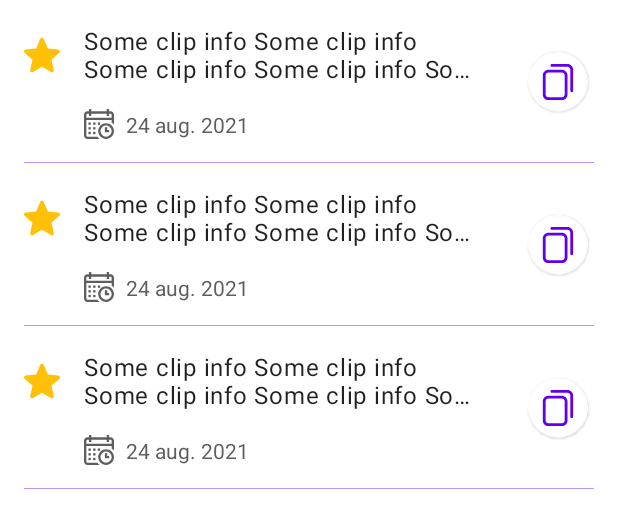
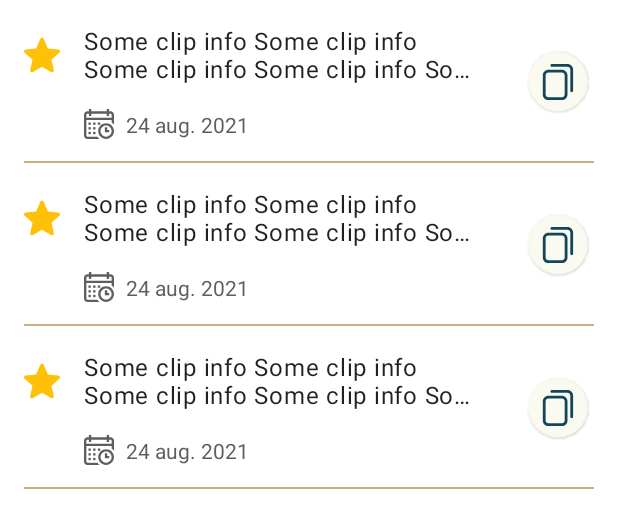
Before and after one commit to stargeraaas/clipoid, an Android app: the layout fragment_clips.xml on its own in the app's theme, with its tools: preview values and no code run, on a phone screen of 412 x 824 dp. Shown: the top 528 px of the screen. Run offline under Robolectric (Android 15) with nearby library versions, the phone set to English and light mode, and no system bars.

```diff
--- a/app/build.gradle
+++ b/app/build.gradle
@@ -25,8 +25,8 @@ android {
         applicationId "com.clipangel.app"
         minSdkVersion 23
         targetSdkVersion 30
-        versionCode 3
-        versionName "1.0.2"
+        versionCode 5
+        versionName "1.0.5"
 
         buildConfigField("String", "CLIPANGEL_AES_IV", apikeyProperties['CLIPANGEL_AES_IV'])
 
--- a/app/src/main/java/dev/sukharev/clipangel/MainActivity.kt
+++ b/app/src/main/java/dev/sukharev/clipangel/MainActivity.kt
@@ -50,7 +50,7 @@ class MainActivity : AppCompatActivity(), ToolbarPresenter, BottomNavView {
         bottomMenu = findViewById(R.id.bottomNavigationView)
         bottomMenu.setupWithNavController(navController)
         bottomMenu.getOrCreateBadge(R.id.action_to_clips).apply {
-            number = 1
+//            number = 1
         }
         Firebase.auth.signInAnonymously().addOnSuccessListener {
             println()
--- a/app/src/main/res/layout/item_clip.xml
+++ b/app/src/main/res/layout/item_clip.xml
@@ -11,7 +11,6 @@
         android:layout_width="0dp"
         android:layout_height="match_parent"
         android:layout_marginEnd="16dp"
-
         app:layout_constraintBottom_toBottomOf="parent"
         app:layout_constraintEnd_toStartOf="@+id/copy_button"
         app:layout_constraintStart_toStartOf="parent"
@@ -74,7 +73,7 @@
         android:layout_width="wrap_content"
         android:layout_height="wrap_content"
         android:layout_marginEnd="16dp"
-        app:backgroundTint="@color/white"
+        app:backgroundTint="@color/pantone_light_green"
         app:elevation="1dp"
         app:fabSize="mini"
         app:layout_constraintBottom_toBottomOf="parent"
@@ -82,16 +81,16 @@
         app:layout_constraintTop_toTopOf="parent"
         app:rippleColor="#EDEDED"
         app:srcCompat="@drawable/ic_copy"
-        app:tint="@color/design_default_color_primary" />
+        app:tint="@color/pantone_primary" />
 
 
     <View
         android:id="@+id/view"
         android:layout_width="0dp"
-        android:layout_height="0.5dp"
+        android:layout_height="1dp"
         android:layout_marginStart="16dp"
         android:layout_marginEnd="16dp"
-        android:background="#6A6200EE"
+        android:background="@color/pantone_desert"
         app:layout_constraintBottom_toBottomOf="parent"
         app:layout_constraintEnd_toEndOf="parent"
         app:layout_constraintStart_toStartOf="parent" />
--- a/app/src/main/res/layout/layout_detail_channel_bottom_sheet.xml
+++ b/app/src/main/res/layout/layout_detail_channel_bottom_sheet.xml
@@ -23,6 +23,7 @@
         android:layout_marginTop="16dp"
         android:layout_marginBottom="16dp"
         android:text="@string/delete"
+        android:textStyle="bold"
         android:textColor="#EA0808"
         style="@style/Widget.MaterialComponents.Button.TextButton"
         app:layout_constraintBottom_toBottomOf="parent"
@@ -35,6 +36,7 @@
     <TextView
         android:id="@+id/channel_name"
         style="@style/TextAppearance.MaterialComponents.Headline5"
+        android:textColor="@color/pantone_primary"
         android:layout_width="0dp"
         android:layout_height="wrap_content"
         android:layout_marginStart="16dp"
```
